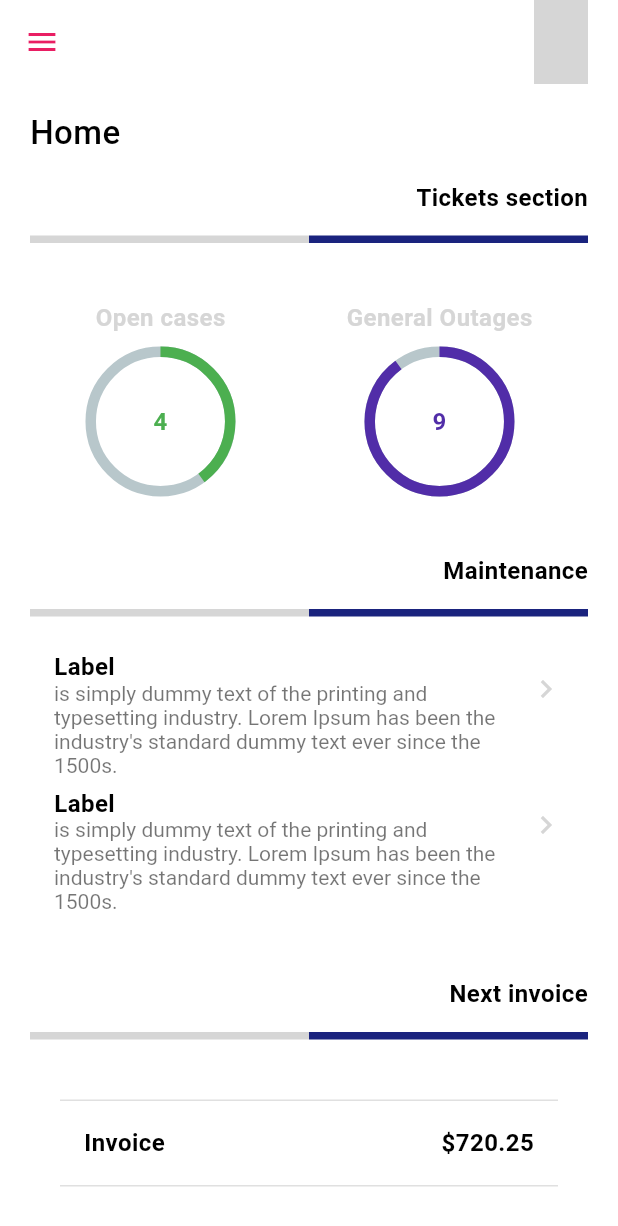
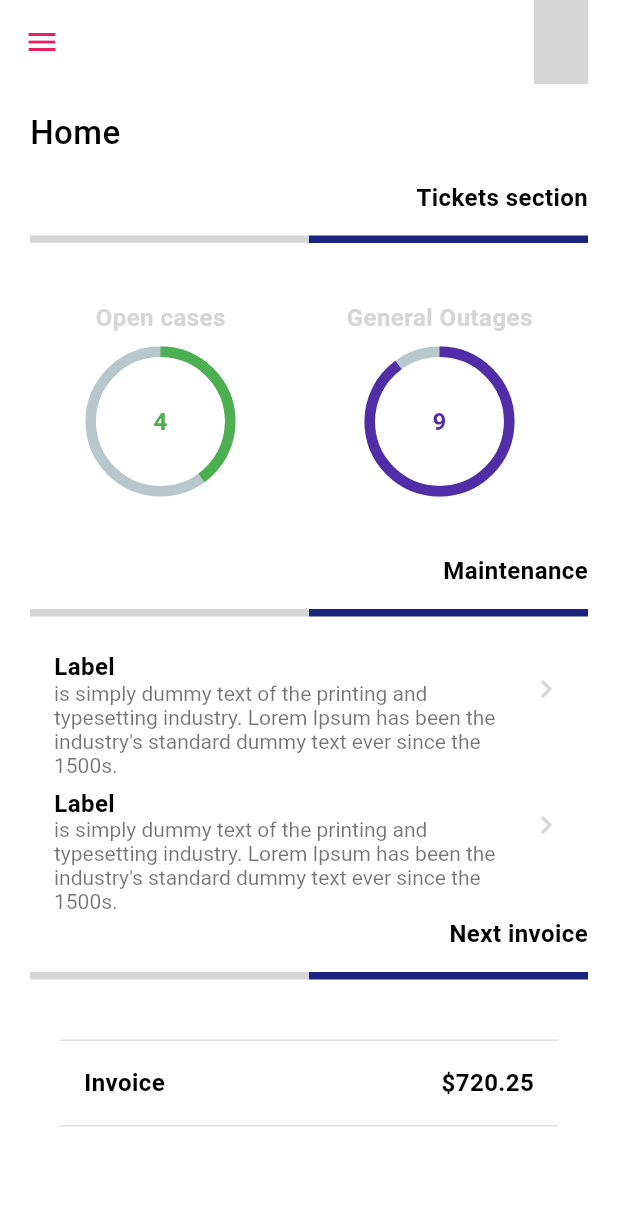
Before and after one commit to jota2097/demo, a Flutter app: the screen it shows after launch, on a phone screen of 412 x 824 dp. Shown: the top 1226 px of the screen. Run offline on Flutter 3.47's test engine with Material 2 defaults, Android fonts, the phone set to English and light mode, and no system bars; drawn by our look-alikes of percent_indicator; network calls fail; grey boxes are pictures that could not be loaded.

Commit message:
remove code

```diff
--- a/lib/main.dart
+++ b/lib/main.dart
@@ -13,7 +13,6 @@ class MyApp extends StatelessWidget {
   @override
   Widget build(BuildContext context) {
     return MaterialApp(
-      //    navigatorKey: NavigationService.instance.navigationKey,
       debugShowCheckedModeBanner: false,
       theme: buildTheme(),
       initialRoute: HomePage.page,
--- a/lib/pages/home.dart
+++ b/lib/pages/home.dart
@@ -60,9 +60,6 @@ class _HomePageState extends State<HomePage> {
                 height: paddingContainer + paddingContainer,
               ),
               MaintenancePage(),
-              SizedBox(
-                height: paddingContainer + paddingContainer,
-              ),
               NextInvoice(),
               SizedBox(
                 height: paddingContainer + paddingContainer,
```
Also changed, not shown: 2 other files.
